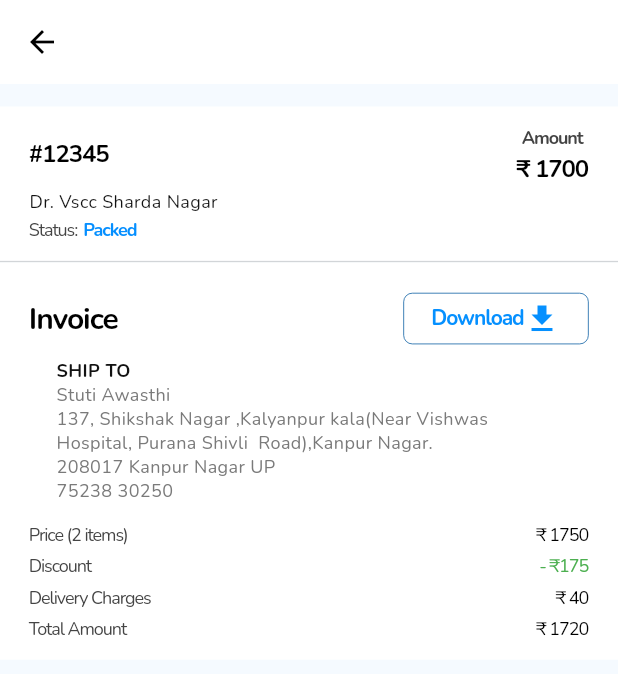
After one commit to bukizz-store/bukizz_retailer, a Flutter app: the BillScreen screen opened by its route, on a phone screen of 412 x 824 dp. The commit adds this screen. Shown: the top 674 px of the screen. Run offline on Flutter 3.47's test engine with Material 3 defaults, Android fonts, the phone set to English and light mode, and no system bars; our stand-ins replace cloud_firestore, file_picker, firebase_auth, firebase_core, firebase_database, firebase_storage and 5 more; accounts and stored records are empty; project files that could hold a hidden picture were left out.

Commit message:
bill screen

```diff
--- /dev/null
+++ b/lib/mvvm/views/NavBar_Screens/Orders/Bill/bill_screen.dart
@@ -0,0 +1,191 @@
+import 'package:bukizz_retailer/constants/dimensions.dart';
+import 'package:bukizz_retailer/utils/widgets/spacing/spacing.dart';
+import 'package:flutter/material.dart';
+import 'package:responsive_sizer/responsive_sizer.dart';
+
+import '../../../../../constants/colors.dart';
+import '../../../../../utils/widgets/text and textforms/Reusable_text.dart';
+
+class BillScreen extends StatefulWidget {
+  static const route = '/bill';
+  const BillScreen({super.key});
+
+  @override
+  State<BillScreen> createState() => _BillScreenState();
+}
+
+class _BillScreenState extends State<BillScreen> {
+  @override
+  Widget build(BuildContext context) {
+    Dimensions dimensions=Dimensions(context);
+    return Scaffold(
+      appBar: AppBar(
+
+      ),
+      body: SingleChildScrollView(
+        child: Column(
+          children: [
+            15.verticalSpace,
+            Container(
+              // margin: EdgeInsets.only(bottom: dimensions.width24),
+              padding: EdgeInsets.symmetric(horizontal: dimensions.width10*2,vertical: dimensions.height10*2),
+              color: Colors.white,
+              width: dimensions.screenWidth,
+              child: Column(
+                crossAxisAlignment: CrossAxisAlignment.start,
+                children: [
+                  Row(
+                    mainAxisAlignment: MainAxisAlignment.spaceBetween,
+                    children: [
+                      ReusableText(text: '#12345', fontSize: 16,fontWeight: FontWeight.w700,),
+                      Column(
+                        children: [
+                          ReusableText(text: 'Amount', fontSize: 12,color: AppColors.lightTextColor,),
+                          20.verticalSpace,
+                          ReusableText(text: '₹ 1700', fontSize: 16)
+                        ],
+                      )
+                    ],
+                  ),
+                  SizedBox(height: dimensions.height10*1.2,),
+                  SizedBox(
+                    width: dimensions.width10*19,
+                    child: const Text(
+                      'Dr. Vscc Sharda Nagar',
+                      style: TextStyle(
+                        color: Color(0xFF121212),
+                        fontSize: 12,
+                        fontFamily: 'Nunito',
+                        fontWeight: FontWeight.w400,
+                        height: 0,
+                      ),
+                    ),
+                  ),
+                  SizedBox(height: dimensions.height10,),
+                  Row(
+                    crossAxisAlignment: CrossAxisAlignment.start,
+                    children: [
+                      ReusableText(text: 'Status:', fontSize: 12,color: AppColors.lightTextColor,fontWeight: FontWeight.w400,),
+                      SizedBox(width: 4,),
+                      ReusableText(text: 'Packed', fontSize: 12,color: Color(0xFF058FFF),)
+                    ],
+                  ),
+
+                ],
+              ),
+
+           ),
+            Container(
+              width: dimensions.screenWidth,
+              height: 1,
+              color: Colors.grey.withOpacity(0.4),
+            ),
+            Container(
+              width: dimensions.screenWidth,
+              padding: EdgeInsets.symmetric(horizontal: dimensions.width10*2,vertical: dimensions.height10*2),
+              color: Colors.white,
+              child: Column(
+                children: [
+                  Row(
+                    mainAxisAlignment: MainAxisAlignment.spaceBetween,
+                    children: [
+                      ReusableText(text: 'Invoice', fontSize: 20,fontWeight: FontWeight.w700),
+                      GestureDetector(
+                        onTap: (){},
+                        child: Container(
+                          width: 30.w,
+                          height: 24.sp,
+                          decoration: ShapeDecoration(
+                            shape: RoundedRectangleBorder(
+                              side: BorderSide(width: 0.50, color: Color(0xFF00579E)),
+                              borderRadius: BorderRadius.circular(6),
+                            ),
+                          ),
+                          child: Row(
+                            mainAxisAlignment: MainAxisAlignment.center,
+                            children: [
+
+                              ReusableText(text: 'Download', fontSize: 14,color: AppColors.buttonColor,),
+                              Icon(Icons.download,color: AppColors.buttonColor,),
+                            ],
+                          ),
+                        ),
+                      )
+                    ],
+                  ),
+                  10.verticalSpace,
+                  SizedBox(
+                    width: dimensions.width10*34.5,
+                    child: const Text.rich(
+                      TextSpan(
+                        children: [
+                          TextSpan(
+                            text: 'SHIP TO  \n',
+                            style: TextStyle(
+                              color: Color(0xFF121212),
+                              fontSize: 12,
+                              fontFamily: 'Nunito',
+                              fontWeight: FontWeight.w700,
+                              height: 0,
+                            ),
+                          ),
+                          TextSpan(
+                            text: 'Stuti Awasthi  \n137, Shikshak Nagar ,Kalyanpur kala(Near Vishwas Hospital, Purana Shivli  Road),Kanpur Nagar. \n208017 Kanpur Nagar UP \n75238 30250',
+                            style: TextStyle(
+                              color: Color(0xFF7A7A7A),
+                              fontSize: 12,
+                              fontFamily: 'Nunito',
+                              fontWeight: FontWeight.w400,
+                              height: 0,
+                            ),
+                          ),
+                        ],
+                      ),
+                    ),
+                  ),
+                  20.verticalSpace,
+                  Column(
+                    children: [
+                      Row(
+                        mainAxisAlignment: MainAxisAlignment.spaceBetween,
+                        children: [
+                          ReusableText(text: 'Price (2 items)', fontSize: 12,fontWeight: FontWeight.w500,color: AppColors.lightTextColor,),
+                          ReusableText(text: '₹ 1750', fontSize: 12,fontWeight: FontWeight.w500,)
+                        ],
+                      ),
+                      20.verticalSpace,
+                      Row(
+                        mainAxisAlignment: MainAxisAlignment.spaceBetween,
+                        children: [
+                          ReusableText(text: 'Discount', fontSize: 12,fontWeight: FontWeight.w500,color: AppColors.lightTextColor,),
+                          ReusableText(text: '- ₹175', fontSize: 12,fontWeight: FontWeight.w500,color: AppColors.green),
+                        ],
+                      ),
+                      20.verticalSpace,
+                      Row(
+                        mainAxisAlignment: MainAxisAlignment.spaceBetween,
+                        children: [
+                          ReusableText(text: 'Delivery Charges', fontSize: 12,fontWeight: FontWeight.w500,color: AppColors.lightTextColor,),
+                          ReusableText(text: '₹ 40', fontSize: 12,fontWeight: FontWeight.w500,)
+                        ],
+                      ),
+                      20.verticalSpace,
+                      Row(
+                        mainAxisAlignment: MainAxisAlignment.spaceBetween,
+                        children: [
+                          ReusableText(text: 'Total Amount', fontSize: 12,fontWeight: FontWeight.w500,color: AppColors.lightTextColor,),
+                          ReusableText(text: '₹ 1720', fontSize: 12,fontWeight: FontWeight.w500,)
+                        ],
+                      ),
+                    ],
+                  )
+                ],
+              ),
+            )
+          ],
+
+        ),
+      ),
+    );
+  }
+}
--- a/lib/utils/routes/routes.dart
+++ b/lib/utils/routes/routes.dart
@@ -1,3 +1,4 @@
+import 'package:bukizz_retailer/mvvm/views/NavBar_Screens/Orders/Bill/bill_screen.dart';
 import 'package:bukizz_retailer/providers/bottom_nav_bar_provider.dart';
 import 'package:bukizz_retailer/mvvm/views/Auth/Login/login.dart';
 import 'package:bukizz_retailer/mvvm/views/Auth/SignUp/signUP_screen.dart';
@@ -30,6 +31,10 @@ class RouteGenerator {
         return MaterialPageRoute(
           builder: (_) => const MainScreen(),
         );
+      case BillScreen.route:
+        return MaterialPageRoute(
+          builder: (_) => const BillScreen(),
+        );
       default:
         return _errorRoute();
     }
```
Also changed, not shown: lib/mvvm/views/Auth/Login/tick_screen/tick.dart (added, +67 -0 lines), lib/mvvm/views/NavBar_Screens/Orders/pending/pending_order.dart (+83 -1 lines), assets/tick.svg (added).
